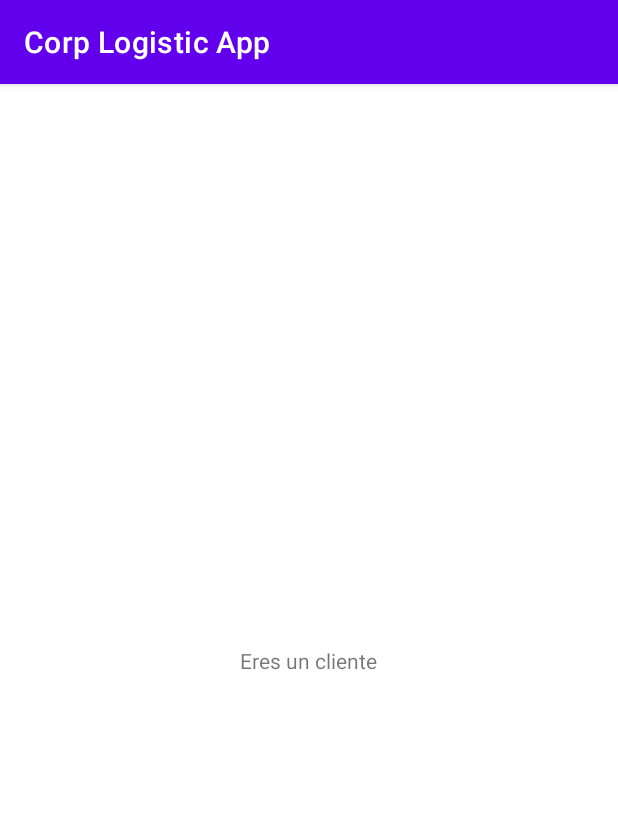
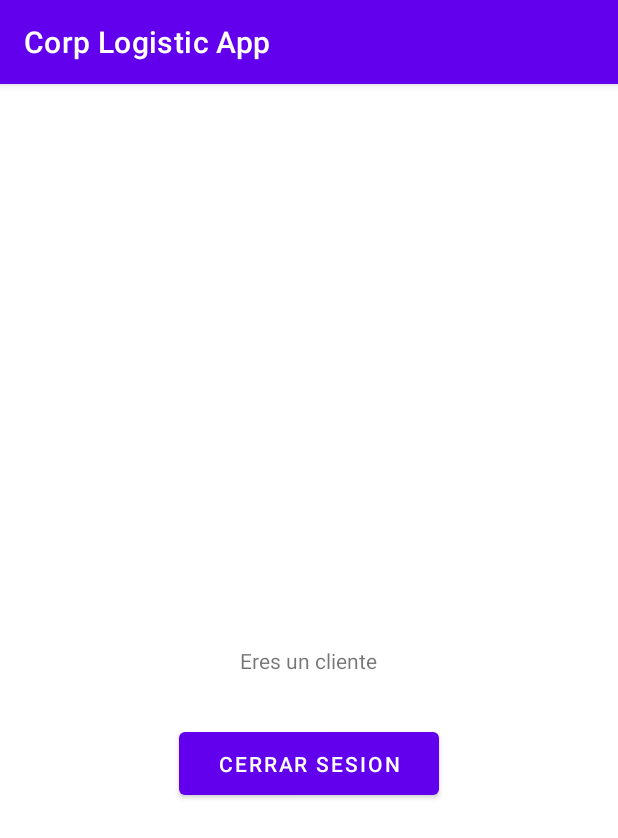
Before and after one commit to Hugoant17/ProyectoIntegrador2, an Android app: the MenuCliente screen opened directly, with no data from a screen before it, on a phone screen of 412 x 824 dp. Shown: the top 838 px of the screen. Run offline under Robolectric (Android 15) with nearby library versions, the phone set to English and light mode, and no system bars; our stand-ins replace Firebase (no records; nobody signed in at launch, a user with empty details on screens opened directly).

Commit message:
modificacion 3

```diff
--- a/app/src/main/java/com/example/proyectointegrador2/MenuCliente.java
+++ b/app/src/main/java/com/example/proyectointegrador2/MenuCliente.java
@@ -2,13 +2,33 @@ package com.example.proyectointegrador2;
 
 import androidx.appcompat.app.AppCompatActivity;
 
+import android.content.Intent;
 import android.os.Bundle;
+import android.view.View;
+import android.widget.Button;
+
+import com.google.firebase.auth.FirebaseAuth;
 
 public class MenuCliente extends AppCompatActivity {
+
+    private Button mButtonSignOut;
+    private FirebaseAuth mAuth;
 
     @Override
     protected void onCreate(Bundle savedInstanceState) {
         super.onCreate(savedInstanceState);
         setContentView(R.layout.activity_menu_cliente);
+
+        mAuth = FirebaseAuth.getInstance();
+        mButtonSignOut = (Button) findViewById(R.id.btnCerrarCli);
+
+        mButtonSignOut.setOnClickListener(new View.OnClickListener() {
+            @Override
+            public void onClick(View v) {
+                mAuth.signOut();
+                startActivity(new Intent(MenuCliente.this,MainActivity.class));
+                finish();
+            }
+        });
     }
 }
--- a/app/src/main/res/layout/activity_menu_admin.xml
+++ b/app/src/main/res/layout/activity_menu_admin.xml
@@ -20,8 +20,8 @@
         android:id="@+id/btnCerrarSes"
         android:layout_width="wrap_content"
         android:layout_height="wrap_content"
-        android:layout_marginTop="57dp"
-        android:text="Button"
+        android:layout_marginTop="40dp"
+        android:text="Cerrar Sesion"
         app:layout_constraintEnd_toEndOf="parent"
         app:layout_constraintStart_toStartOf="parent"
         app:layout_constraintTop_toBottomOf="@+id/textView3" />
--- a/app/src/main/res/layout/activity_menu_cliente.xml
+++ b/app/src/main/res/layout/activity_menu_cliente.xml
@@ -16,4 +16,14 @@
         app:layout_constraintHorizontal_bias="0.498"
         app:layout_constraintStart_toStartOf="parent"
         app:layout_constraintTop_toTopOf="parent" />
+
+    <Button
+        android:id="@+id/btnCerrarCli"
+        android:layout_width="173dp"
+        android:layout_height="54dp"
+        android:layout_marginTop="32dp"
+        android:text="Cerrar Sesion"
+        app:layout_constraintEnd_toEndOf="parent"
+        app:layout_constraintStart_toStartOf="parent"
+        app:layout_constraintTop_toBottomOf="@+id/textView4" />
 </androidx.constraintlayout.widget.ConstraintLayout>
```
Also changed, not shown: app/src/main/java/com/example/proyectointegrador2/MainActivity.java (+32 -0 lines).
